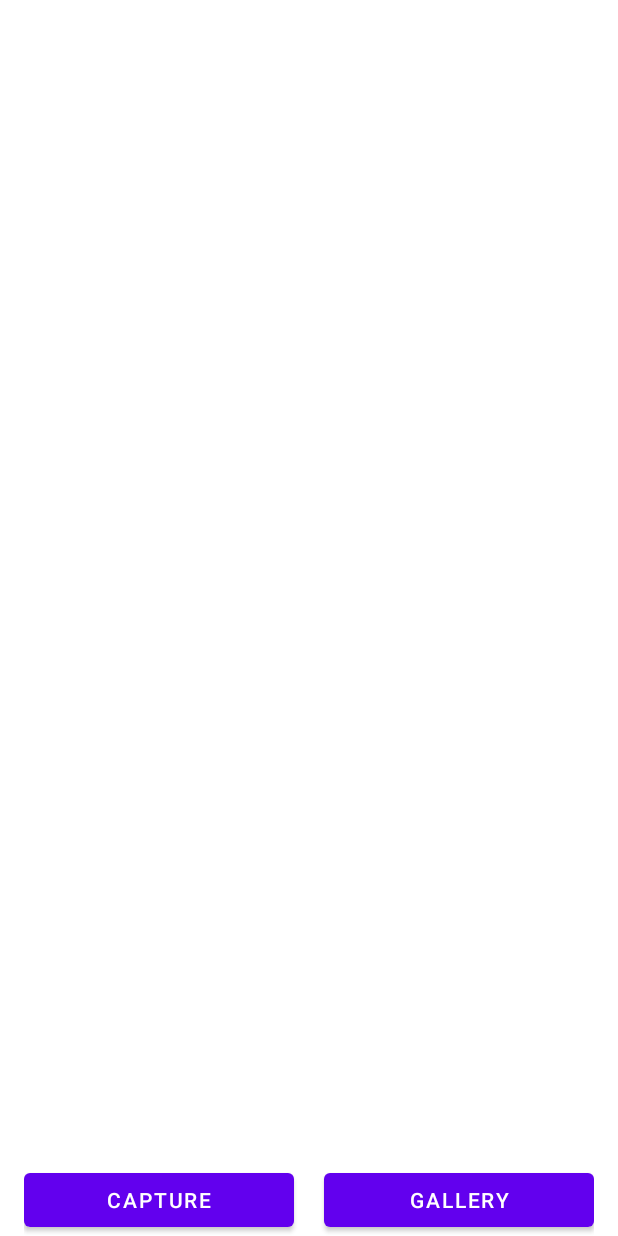
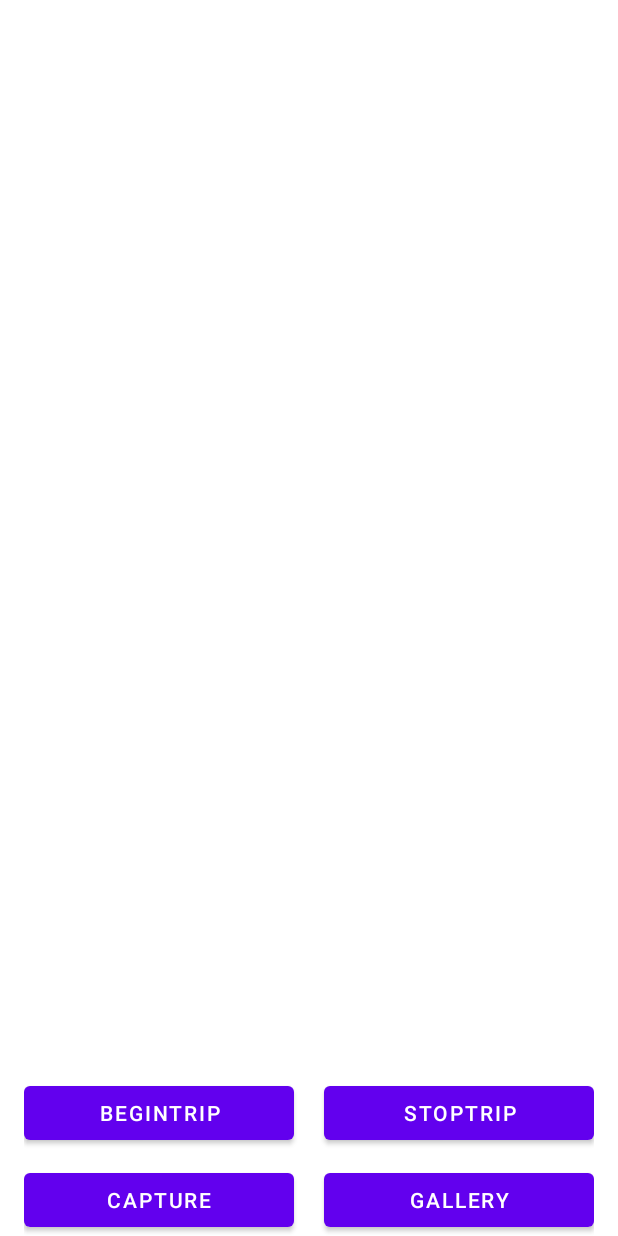
Before and after one commit to PhyseChan/assignment, an Android app: the layout activity_main.xml on its own in the app's theme, with its tools: preview values and no code run, on a phone screen of 412 x 824 dp. Run offline under Robolectric (Android 15) with nearby library versions, the phone set to English and light mode, and no system bars.

Commit message:
route tracker
add route tracker but didnt implement asynchrony tracker update so that we need to reopen the Map activity to update the route tracker.

```diff
--- a/app/src/main/java/com/example/assignment/db/PicDao.java
+++ b/app/src/main/java/com/example/assignment/db/PicDao.java
@@ -45,8 +45,8 @@ public interface PicDao {
      * @return PicBean
      * @Description: select the data by id
      * **/
-    @Query("Select * from Pic where Id > :Id")
-    PicBean getcolorbyid(int Id);
+    @Query("Select * from Pic where Id = (:Id)")
+    PicBean getPicbyid(int Id);
 
     /**
      * @Author: Qibin Liang
--- a/app/src/main/res/layout/activity_main.xml
+++ b/app/src/main/res/layout/activity_main.xml
@@ -16,7 +16,38 @@
         android:layout_marginTop="20dp"
         android:orientation="vertical"
         tools:context=".MainActivity">
+        <LinearLayout
+            android:id="@+id/ll_warp_buttom"
+            android:layout_width="match_parent"
+            android:layout_height="wrap_content"
+            android:layout_alignParentBottom="true"
+            android:layout_marginTop="10dp"
+            android:orientation="vertical">
+            <LinearLayout
+                android:id="@+id/ll_buttom_top"
+                android:layout_width="match_parent"
+                android:layout_height="wrap_content"
+                android:layout_alignParentBottom="true"
+                android:layout_marginTop="10dp"
+                android:orientation="horizontal">
 
+                <Button
+                    android:id="@+id/begin_trip_btn"
+                    android:layout_width="0dp"
+                    android:layout_height="wrap_content"
+                    android:layout_weight="1"
+                    android:onClick="@{model.beginTrip}"
+                    android:text="BeginTrip" />
+
+                <Button
+                    android:id="@+id/stop_trip_btn"
+                    android:layout_width="0dp"
+                    android:layout_marginLeft="20dp"
+                    android:onClick="@{model.stopTrip}"
+                    android:layout_height="wrap_content"
+                    android:layout_weight="1"
+                    android:text="StopTrip" />
+            </LinearLayout>
             <LinearLayout
                 android:id="@+id/ll_buttom"
                 android:layout_width="match_parent"
@@ -42,12 +73,12 @@
                     android:layout_weight="1"
                     android:text="Gallery" />
             </LinearLayout>
-
+        </LinearLayout>
         <androidx.recyclerview.widget.RecyclerView
             android:id="@+id/rv_pic"
             android:layout_width="match_parent"
             android:layout_height="match_parent"
-            android:layout_above="@+id/ll_buttom" />
+            android:layout_above="@+id/ll_warp_buttom" />
 
     </RelativeLayout>
 </layout>
```
Also changed, not shown: app/src/main/AndroidManifest.xml (+7 -0 lines), app/src/main/java/com/example/assignment/Imgreadtest.java (+8 -27 lines), app/src/main/java/com/example/assignment/MainActivity.java (+28 -1 lines), app/src/main/java/com/example/assignment/MapsActivity.java (+32 -4 lines), app/src/main/java/com/example/assignment/RouteBean.java (added, +65 -0 lines), app/src/main/java/com/example/assignment/TripBean.java (added, +46 -0 lines), app/src/main/java/com/example/assignment/db/MapRouteDao.java (added, +25 -0 lines), app/src/main/java/com/example/assignment/db/MapRouteDataBase.java (added, +49 -0 lines), app/src/main/java/com/example/assignment/db/TripDao.java (added, +24 -0 lines), app/src/main/java/com/example/assignment/db/TripDataBase.java (added, +48 -0 lines), app/src/main/java/com/example/assignment/map/UpdateLocationService.java (added, +76 -0 lines), app/src/main/java/com/example/assignment/utils/LocationUtil.java (+20 -3 lines), app/src/main/java/com/example/assignment/viewModel/RouteViewModel.java (added, +30 -0 lines), app/src/main/java/com/example/assignment/viewModel/TripViewModel.java (added, +29 -0 lines), 4 other files. Lines whose indentation alone changed are shown as unchanged.
